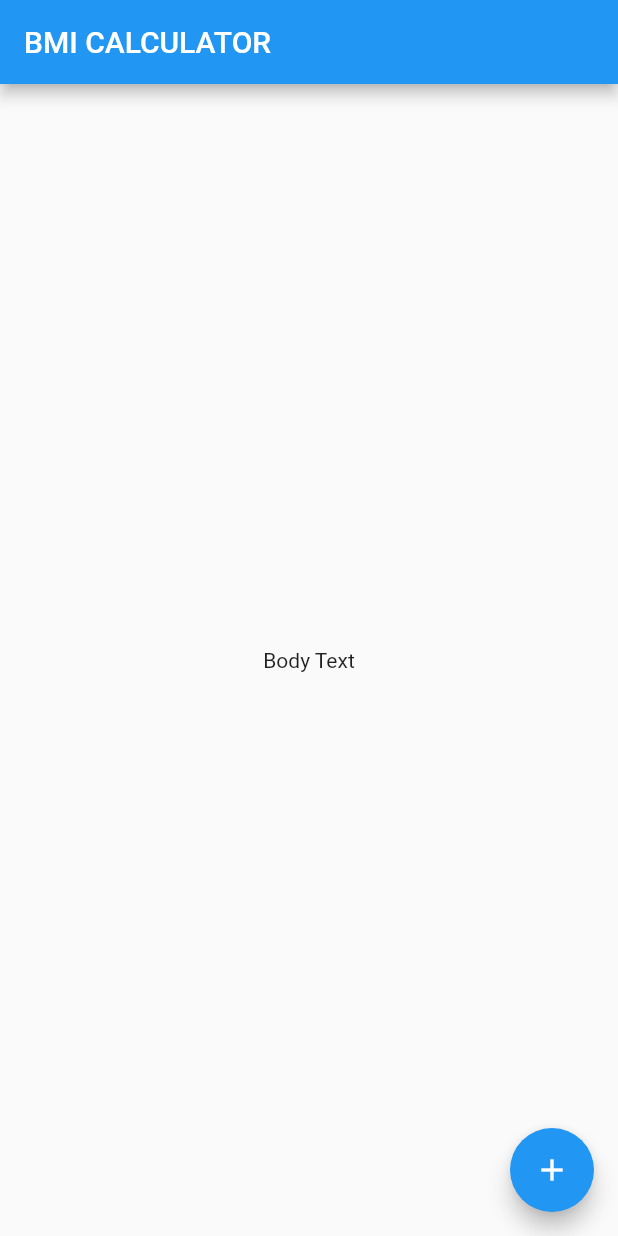
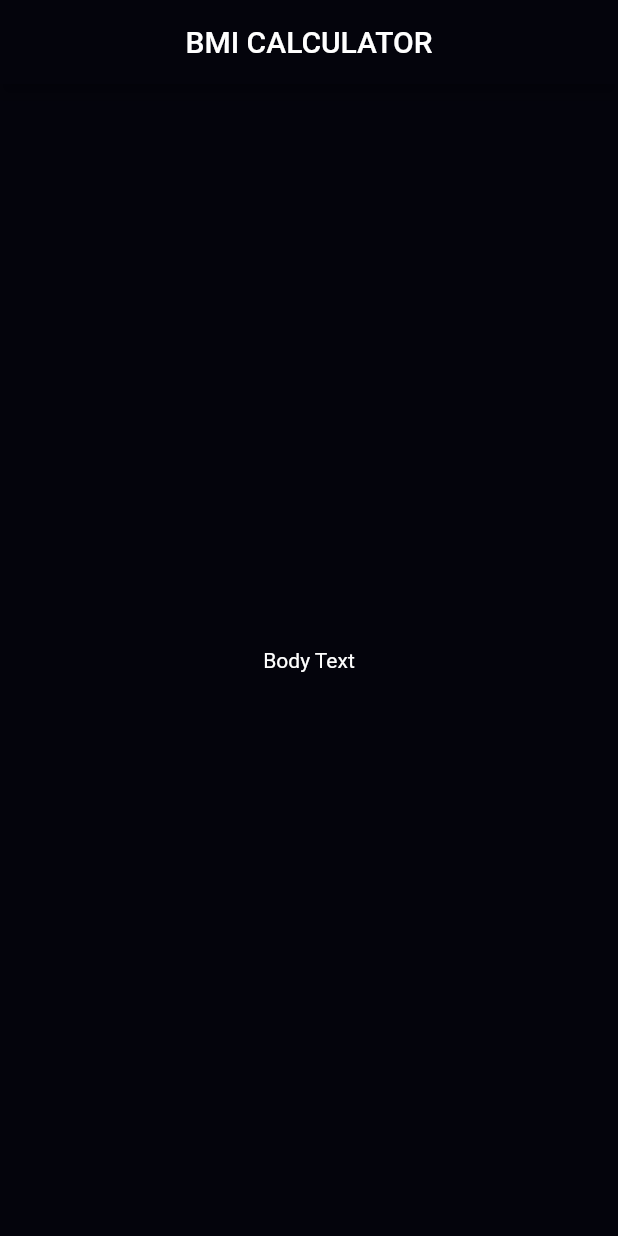
Before and after one commit to CylonSam/bmi-calculator-flutter, a Flutter app: the screen it shows after launch, on a phone screen of 412 x 824 dp. Run offline on Flutter 3.47's test engine with Material 2 defaults, Android fonts, the phone set to English and light mode, and no system bars.

Commit message:
Change app theme

```diff
--- /dev/null
+++ b/lib/input_page.dart
@@ -0,0 +1,21 @@
+import 'package:flutter/material.dart';
+
+class InputPage extends StatefulWidget {
+  const InputPage({Key? key}) : super(key: key);
+
+  @override
+  _InputPageState createState() => _InputPageState();
+}
+
+class _InputPageState extends State<InputPage> {
+  @override
+  Widget build(BuildContext context) {
+    return Scaffold(
+        appBar: AppBar(
+          title: Center(child: Text('BMI CALCULATOR')),
+        ),
+        body: Center(
+          child: Text('Body Text'),
+        ));
+  }
+}
--- a/lib/main.dart
+++ b/lib/main.dart
@@ -1,4 +1,5 @@
 import 'package:flutter/material.dart';
+import 'input_page.dart';
 
 void main() {
   runApp(MyApp());
@@ -8,32 +9,10 @@ class MyApp extends StatelessWidget {
   @override
   Widget build(BuildContext context) {
     return MaterialApp(
+      theme: ThemeData.dark().copyWith(
+          primaryColor: Color(0xFF04040C),
+          scaffoldBackgroundColor: Color(0xFF04040C)),
       home: InputPage(),
     );
   }
 }
-
-class InputPage extends StatefulWidget {
-  const InputPage({Key? key}) : super(key: key);
-
-  @override
-  _InputPageState createState() => _InputPageState();
-}
-
-class _InputPageState extends State<InputPage> {
-  @override
-  Widget build(BuildContext context) {
-    return Scaffold(
-      appBar: AppBar(
-        title: Text('BMI CALCULATOR'),
-      ),
-      body: Center(
-        child: Text('Body Text'),
-      ),
-      floatingActionButton: FloatingActionButton(
-        onPressed: (){},
-        child: Icon(Icons.add),
-      ),
-    );
-  }
-}
```
